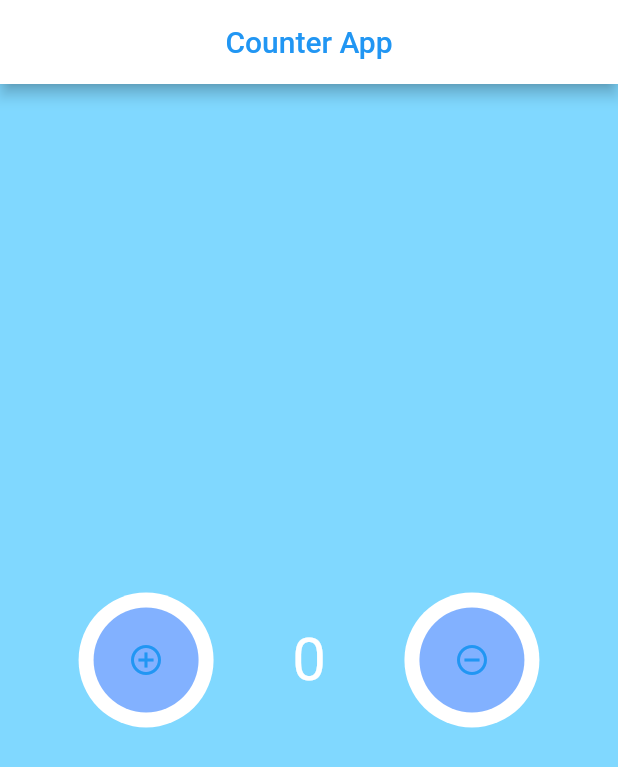
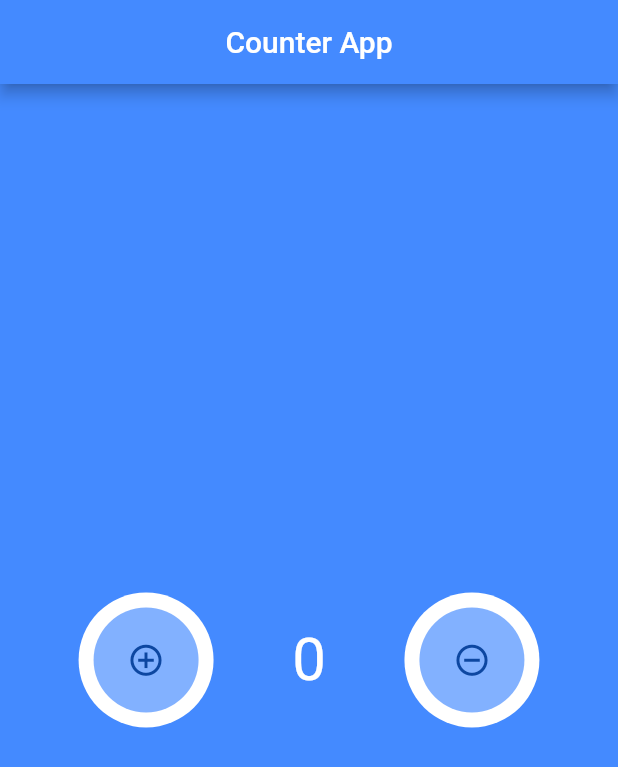
Before and after one commit to Ramjonchhen/Simple-Counter-App, a Flutter app: the screen it shows after launch, on a phone screen of 412 x 824 dp. Shown: the top 767 px of the screen. Run offline on Flutter 3.47's test engine with Material 2 defaults, Android fonts, the phone set to English and light mode, and no system bars.

Commit message:
Basic Layout Done

```diff
--- a/counterapp/lib/main.dart
+++ b/counterapp/lib/main.dart
@@ -1,11 +1,8 @@
 import 'package:flutter/material.dart';
-import 'number.dart';
 
 void main() {
   runApp(MyApp());
 }
-
-Number num = Number();
 
 class MyApp extends StatelessWidget {
   const MyApp({Key key}) : super(key: key);
@@ -13,49 +10,84 @@ class MyApp extends StatelessWidget {
   @override
   Widget build(BuildContext context) {
     return MaterialApp(
-      home: Scaffold(
-        backgroundColor: Colors.lightBlueAccent[100],
+      home: Body(),
+    );
+  }
+}
+
+class Body extends StatefulWidget {
+  Body({Key key}) : super(key: key);
+
+  @override
+  _BodyState createState() => _BodyState();
+}
+
+class _BodyState extends State<Body> {
+  int number = 0;
+
+  void inc() {
+    setState(() {
+      number++;
+    });
+  }
+
+  void dec() {
+    setState(() {
+      number--;
+    });
+  }
+
+  @override
+  Widget build(BuildContext context) {
+    return Scaffold(
+      backgroundColor: Colors.blueAccent[200],
       appBar: AppBar(
         title: Text(
           'Counter App',
           style: TextStyle(
-              color: Colors.blue,
+            color: Colors.white,
           ),
         ),
         centerTitle: true,
-          backgroundColor: Colors.white,
+        backgroundColor: Colors.blueAccent[200],
       ),
       body: Center(
         child: Row(
           mainAxisAlignment: MainAxisAlignment.spaceEvenly,
           children: <Widget>[
-              buildIcon(icon: Icon(Icons.control_point, color: Colors.blue)),
-              NumDisplay(),
-              buildIcon(
-                  icon: Icon(Icons.remove_circle_outline, color: Colors.blue))
-            ],
+            FlatButton(
+              onPressed: () {
+                inc();
+              },
+              child: buildIcon(
+                icon: Icon(
+                  Icons.add_circle_outline,
+                  color: Colors.blue[900],
+                  size: 25.0,
                 ),
               ),
             ),
-    );
-  }
-}
-
-class NumDisplay extends StatefulWidget {
-  NumDisplay({Key key}) : super(key: key);
-
-  @override
-  _NumDisplayState createState() => _NumDisplayState();
-}
-
-class _NumDisplayState extends State<NumDisplay> {
-  @override
-  Widget build(BuildContext context) {
-    return Text(
-      '0',
+            Text(
+              '$number',
               style: TextStyle(
                 fontSize: 40.0,
                 color: Colors.white,
+              ),
+            ),
+            FlatButton(
+              onPressed: () {
+                dec();
+              },
+              child: buildIcon(
+                icon: Icon(
+                  Icons.remove_circle_outline,
+                  color: Colors.blue[900],
+                  size: 25.0,
+                ),
+              ),
+            )
+          ],
+        ),
       ),
     );
   }
@@ -77,7 +109,7 @@ Container buildIcon({Icon icon}) {
         shape: BoxShape.circle,
         color: Colors.blueAccent[100],
       ),
-      child: icon,
+      child: Center(child: icon),
     ),
   );
 }
```
Lines whose indentation alone changed are shown as unchanged.
